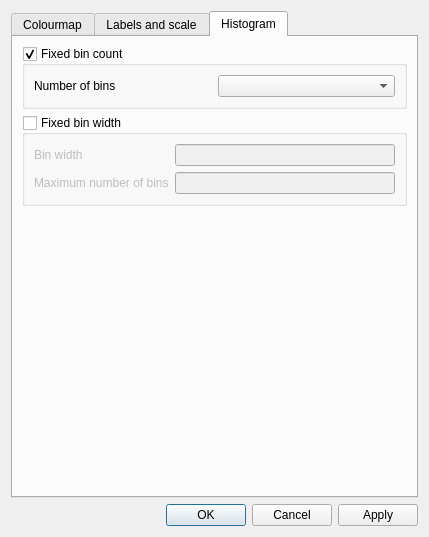
Before: the Qt Designer form src/resources/ui_display_options_dialog.ui in ianthomas23/QACD-quack, drawn with Qt 5.
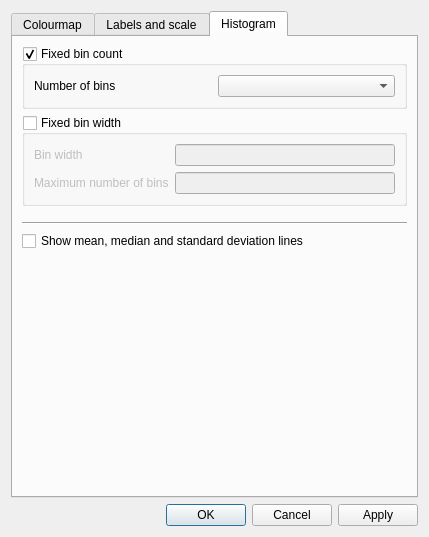
After: the same form once the commit is applied.

Commit message: Option to show/hide mean, median, etc in histogram

Diff of the .ui file:
```diff
--- a/src/resources/ui_display_options_dialog.ui
+++ b/src/resources/ui_display_options_dialog.ui
@@ -202,7 +202,7 @@
       <attribute name="title">
        <string>Histogram</string>
       </attribute>
-      <layout class="QVBoxLayout" name="v" stretch="0,0,0">
+      <layout class="QVBoxLayout" name="v" stretch="0,0,0,0,0,0">
        <item>
         <widget class="QGroupBox" name="fixedBinCountGroupBox">
          <property name="title">
@@ -260,6 +260,39 @@
          </layout>
         </widget>
        </item>
+       <item>
+        <spacer name="horizontalSpacer">
+         <property name="orientation">
+          <enum>Qt::Horizontal</enum>
+         </property>
+         <property name="sizeHint" stdset="0">
+          <size>
+           <width>40</width>
+           <height>10</height>
+          </size>
+         </property>
+        </spacer>
+       </item>
+       <item>
+        <widget class="Line" name="line2">
+         <property name="frameShadow">
+          <enum>QFrame::Sunken</enum>
+         </property>
+         <property name="lineWidth">
+          <number>1</number>
+         </property>
+         <property name="orientation">
+          <enum>Qt::Horizontal</enum>
+         </property>
+        </widget>
+       </item>
+       <item>
+        <widget class="QCheckBox" name="showMeanMedianStdCheckBox">
+         <property name="text">
+          <string>Show mean, median and standard deviation lines</string>
+         </property>
+        </widget>
+       </item>
        <item>
         <widget class="QLabel" name="dummy">
          <property name="sizePolicy">
```
The commit also changes 5 other files.
